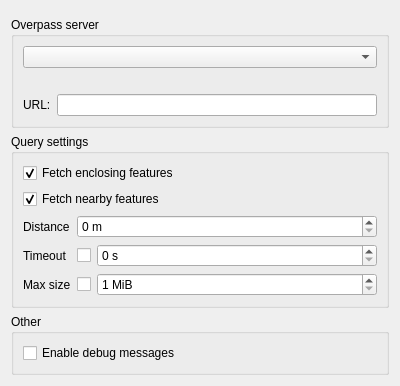
Before: the Qt Designer form src/osminfo/ui/osm_info_settings_page_base.ui in nextgis/qgis_osminfo, drawn with Qt 5.
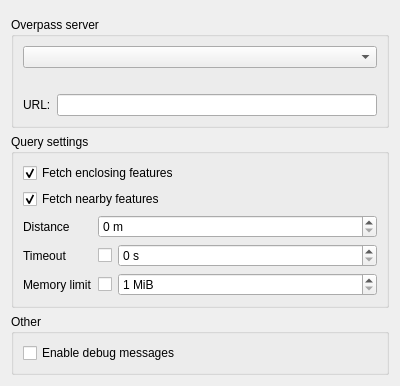
After: the same form once the commit is applied. Custom widgets are drawn as their Qt base class.

The edit to the form file:
```diff
--- a/src/osminfo/ui/osm_info_settings_page_base.ui
+++ b/src/osminfo/ui/osm_info_settings_page_base.ui
@@ -156,7 +156,7 @@
         <item row="2" column="0">
          <widget class="QLabel" name="max_size_label">
           <property name="text">
-           <string>Max size</string>
+              <string>Memory limit</string>
           </property>
          </widget>
         </item>
```
